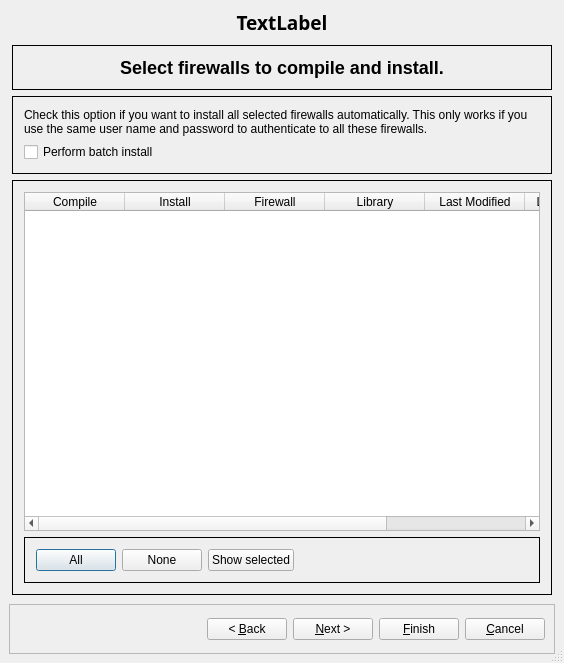
Old version of the form src/gui/instdialog_q.ui in the repository fwbuilder/fwbuilder.
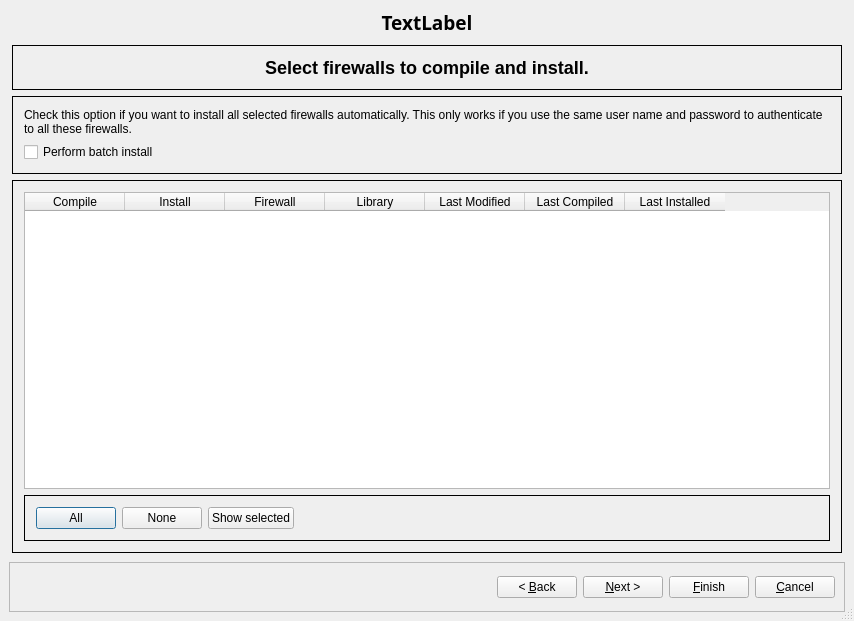
New version of the form. The open tabs and pages were chosen to show the change.

Commit message: main window and dialogs do not enforce font

The edit to the form file:
```diff
--- a/src/gui/instdialog_q.ui
+++ b/src/gui/instdialog_q.ui
@@ -5,8 +5,8 @@
    <rect>
     <x>0</x>
     <y>0</y>
-    <width>564</width>
-    <height>663</height>
+    <width>854</width>
+    <height>621</height>
    </rect>
   </property>
   <property name="sizePolicy" >
@@ -259,6 +259,9 @@
             </property>
             <item>
              <widget class="QTableWidget" name="selectTable" >
+              <property name="alternatingRowColors" >
+               <bool>true</bool>
+              </property>
               <property name="selectionMode" >
                <enum>QAbstractItemView::NoSelection</enum>
               </property>
```
Left out of the diff: 2 changed lines with no effect on the pictures. The commit also changes 6 other files.
